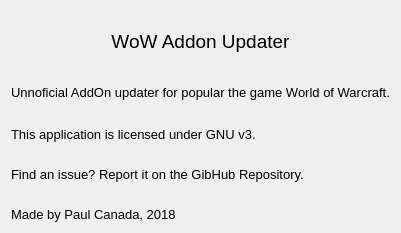
Above: ui/windows/about.ui from PaulCanada/wow-addon-updater before the change. Below: the same form after it.
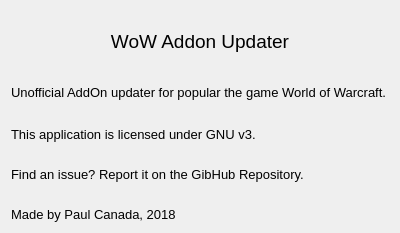
That is the form after the change. Icons and pictures are not drawn.

Commit message: Fix typo in About window.

Patch:
```diff
--- a/ui/windows/about.ui
+++ b/ui/windows/about.ui
@@ -85,7 +85,7 @@
       </font>
      </property>
      <property name="text">
-      <string>Unnoficial AddOn updater for popular the game World of Warcraft.</string>
+      <string>Unofficial AddOn updater for popular the game World of Warcraft.</string>
      </property>
     </widget>
    </item>
```
The commit also changes 1 other file.
